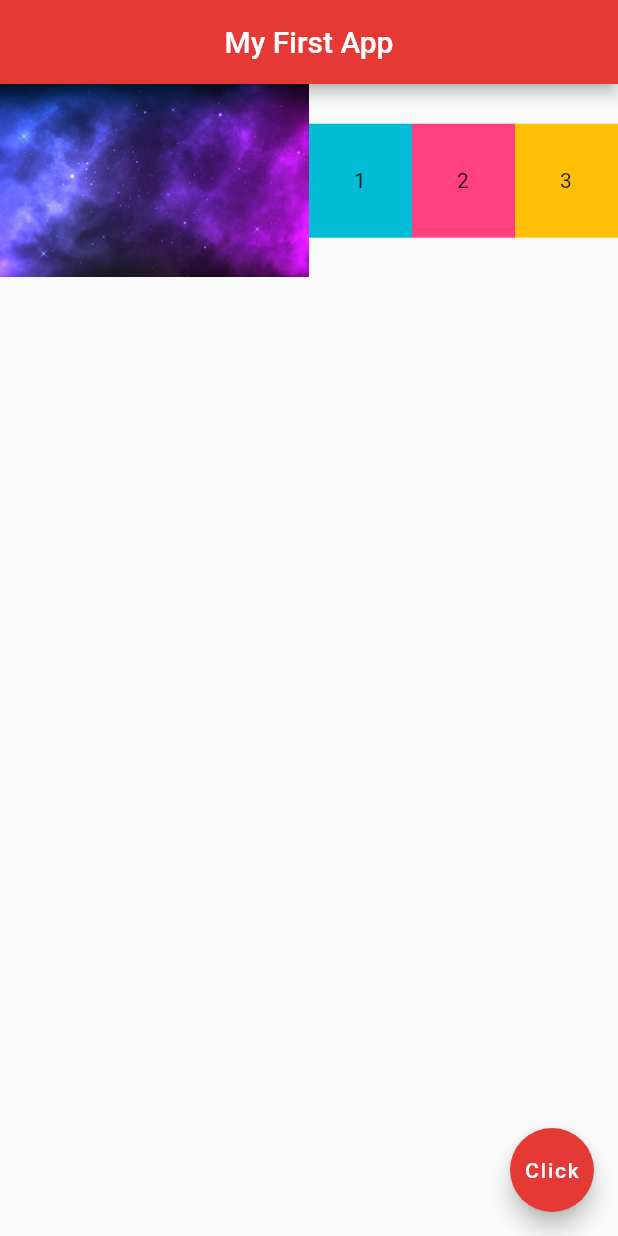
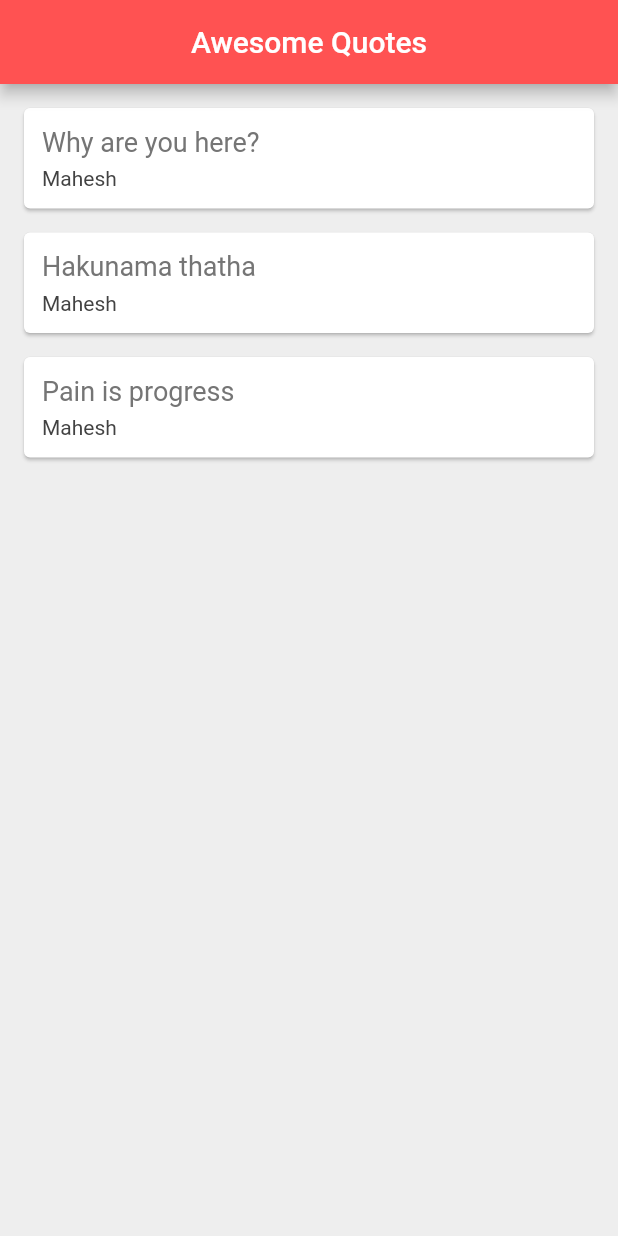
Before and after one commit to mah35h95/first_flutter, a Flutter app: the screen it shows after launch, on a phone screen of 412 x 824 dp. Run offline on Flutter 3.47's test engine with Material 2 defaults, Android fonts, the phone set to English and light mode, and no system bars.

Commit message:
function return list card

```diff
--- a/lib/main.dart
+++ b/lib/main.dart
@@ -1,57 +1,68 @@
 import 'package:flutter/material.dart';
+import 'quote.dart';
 
 void main() => runApp(MaterialApp(
-      home: Home(),
+      home: QuoteList(),
     ));
 
-class Home extends StatelessWidget {
-  const Home({Key? key}) : super(key: key);
+class QuoteList extends StatefulWidget {
+  const QuoteList({Key? key}) : super(key: key);
+
+  @override
+  State<QuoteList> createState() => _QuoteListState();
+}
+
+class _QuoteListState extends State<QuoteList> {
+  List<Quote> quotes = [
+    Quote(text: 'Why are you here?', author: 'Mahesh'),
+    Quote(text: 'Hakunama thatha', author: 'Mahesh'),
+    Quote(text: 'Pain is progress', author: 'Mahesh'),
+  ];
+
+  Widget quoteTemplate(quote) {
+    return Card(
+      margin: EdgeInsets.fromLTRB(16, 16, 16, 0),
+      child: Padding(
+        padding: const EdgeInsets.all(12.0),
+        child: Column(
+          crossAxisAlignment: CrossAxisAlignment.stretch,
+          children: <Widget>[Text(
+            quote.text,
+            style: TextStyle(
+              fontSize: 18,
+              color: Colors.grey[600]
+            ),
+            ),
+          SizedBox(
+            height: 6,
+          ),
+          Text(
+            quote.author,
+            style: TextStyle(
+              fontSize: 14,
+              color: Colors.grey[800]
+            ),
+          )
+          ],
+        ),
+      ),
+    );
+  }
 
   @override
   Widget build(BuildContext context) {
     return Scaffold(
-        appBar: AppBar(
-          title: Text('My First App'),
-          centerTitle: true,
-          backgroundColor: Colors.red[600],
-        ),
-        body: Row(
-
-          children: <Widget>[
-            Expanded(
-              flex: 3,
-              child: Image.asset('assets/imageSpace.jpg')
-              ),
-            Expanded(
-              flex: 1,
-              child: Container(
-               padding: EdgeInsets.all(30),
-               color: Colors.cyan,
-               child: Text('1'),
-              ),
-            ),
-            Expanded(
-              flex: 1,
-              child: Container(
-               padding: EdgeInsets.all(30),
-               color: Colors.pinkAccent,
-               child: Text('2'),
-              ),
-            ),
-            Expanded(
-              flex: 1,
-              child: Container(
-               padding: EdgeInsets.all(30),
-               color: Colors.amber,
-               child: Text('3'),
-              ),
-            ),
-          ],
-        ),
-        floatingActionButton: FloatingActionButton(
-          onPressed: () => {},
-          child: Text('Click'),
-          backgroundColor: Colors.red[600],
-        ));
+      backgroundColor: Colors.grey[200],
+      appBar: AppBar(
+        title: Text('Awesome Quotes'),
+        centerTitle: true,
+        backgroundColor: Colors.redAccent,
+      ),
+      body: Column(
+        children: quotes
+            .map((quote) => quoteTemplate(quote))
+            .toList(),
+      ),
+    );
   }
 }
--- /dev/null
+++ b/lib/quote.dart
@@ -0,0 +1,6 @@
+class Quote {
+  String text;
+  String author;
+
+  Quote({required this.text, required this.author});
+}
```
Also changed, not shown: 1 other file.
